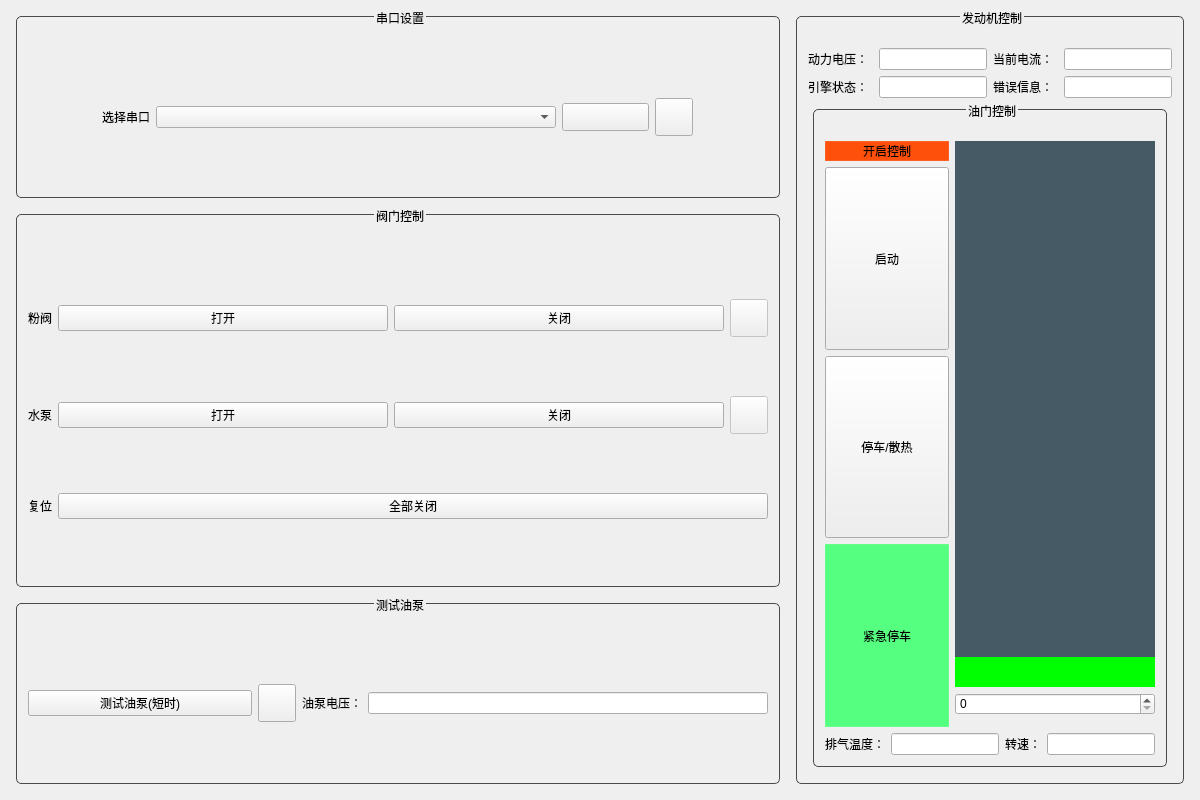
Before: the Qt Designer form mainwindow.ui in yas8086/JetControl-QT, drawn with Qt 5.
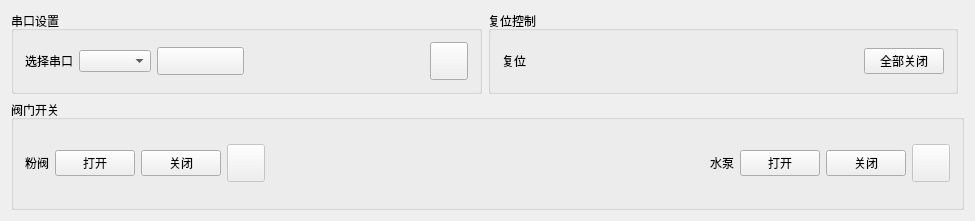
After: the same form once the commit is applied. Icons and pictures are not drawn.

What changed in the file:
```diff
--- a/mainwindow.ui
+++ b/mainwindow.ui
@@ -6,139 +6,17 @@
    <rect>
     <x>0</x>
     <y>0</y>
-    <width>1200</width>
-    <height>800</height>
+    <width>975</width>
+    <height>221</height>
    </rect>
   </property>
-  <property name="minimumSize">
-   <size>
-    <width>0</width>
-    <height>0</height>
-   </size>
-  </property>
-  <property name="maximumSize">
-   <size>
-    <width>16777215</width>
-    <height>16777215</height>
-   </size>
-  </property>
   <property name="windowTitle">
    <string>MainWindow</string>
   </property>
   <widget class="QWidget" name="centralWidget">
    <layout class="QGridLayout" name="gridLayout" columnstretch="0,0,0">
-    <item row="3" column="0">
-     <widget class="QGroupBox" name="gridGroupBox_2">
-      <property name="styleSheet">
-       <string notr="true">QGroupBox {
-    border: 1px solid rgb(75, 75, 75);   
-    border-radius: 5px;          /* 圆角半径 */
-    margin: 5px;             /* 为标题预留空间 */
-	padding-top: 20px;
-}
-QGroupBox::title {
-    subcontrol-origin: margin;   /* 标题基于margin区域定位 */
-    subcontrol-position: top center; /* 标题居中 */
-    
-}</string>
-      </property>
-      <property name="title">
-       <string>测试油泵</string>
-      </property>
-      <layout class="QGridLayout" name="gridLayout_7">
-       <item row="0" column="3">
-        <widget class="QPushButton" name="pushButtonOilPumpLED">
-         <property name="minimumSize">
-          <size>
-           <width>38</width>
-           <height>38</height>
-          </size>
-         </property>
-         <property name="maximumSize">
-          <size>
-           <width>38</width>
-           <height>38</height>
-          </size>
-         </property>
-         <property name="styleSheet">
-          <string notr="true">QPushButton
-{
-border-image: url(:/img/指示灯-红.png);
-}
-QPushButton::checked
-{
-border-image: url(:/img/指示灯-绿.png);
-}
-QPushButton::unchecked
-{
-border-image: url(:/img/指示灯-红.png);
-}</string>
-         </property>
-         <property name="text">
-          <string/>
-         </property>
-        </widget>
-       </item>
-       <item row="0" column="0">
-        <widget class="QPushButton" name="pushButtonTestOilPump">
-         <property name="minimumSize">
-          <size>
-           <width>150</width>
-           <height>0</height>
-          </size>
-         </property>
-         <property name="text">
-          <string>测试油泵(短时)</string>
-         </property>
-        </widget>
-       </item>
-       <item row="0" column="4">
-        <widget class="QLabel" name="label_10">
-         <property name="sizePolicy">
-          <sizepolicy hsizetype="Fixed" vsizetype="Fixed">
-           <horstretch>0</horstretch>
-           <verstretch>0</verstretch>
-          </sizepolicy>
-         </property>
-         <property name="text">
-          <string>油泵电压：</string>
-         </property>
-        </widget>
-       </item>
-       <item row="0" column="5">
-        <widget class="QLineEdit" name="lineEditPumpVoltage">
-         <property name="minimumSize">
-          <size>
-           <width>100</width>
-           <height>0</height>
-          </size>
-         </property>
-         <property name="maximumSize">
-          <size>
-           <width>400</width>
-           <height>16777215</height>
-          </size>
-         </property>
-        </widget>
-       </item>
-      </layout>
-     </widget>
-    </item>
     <item row="0" column="0">
      <widget class="QGroupBox" name="GroupBoxSeries">
-      <property name="styleSheet">
-       <string notr="true">QGroupBox {
-    border: 1px solid rgb(75, 75, 75);   
-    border-radius: 5px;          /* 圆角半径 */
-    margin: 5px;             /* 为标题预留空间 */
-	padding-top: 20px;
-}
-QGroupBox::title {
-    subcontrol-origin: margin;   /* 标题基于margin区域定位 */
-    subcontrol-position: top center; /* 标题居中 */
-    
-}</string>
-      </property>
       <property name="title">
        <string>串口设置</string>
       </property>
@@ -147,26 +25,13 @@
         <layout class="QHBoxLayout" name="horizontalLayout_4">
          <item>
           <widget class="QLabel" name="label_3">
-           <property name="sizePolicy">
-            <sizepolicy hsizetype="Fixed" vsizetype="Preferred">
-             <horstretch>0</horstretch>
-             <verstretch>0</verstretch>
-            </sizepolicy>
-           </property>
            <property name="text">
             <string>选择串口</string>
            </property>
           </widget>
          </item>
          <item>
-          <widget class="QComboBox" name="comboBoxSerial">
-           <property name="maximumSize">
-            <size>
-             <width>400</width>
-             <height>16777215</height>
-            </size>
-           </property>
-          </widget>
+          <widget class="QComboBox" name="comboBoxSerial"/>
          </item>
          <item>
           <widget class="QPushButton" name="pushButtonSerial">
@@ -208,24 +73,39 @@
           </widget>
          </item>
          <item>
-          <widget class="QPushButton" name="windowTopButton">
-           <property name="enabled">
-            <bool>true</bool>
+          <spacer name="horizontalSpacer_3">
+           <property name="orientation">
+            <enum>Qt::Horizontal</enum>
            </property>
-           <property name="minimumSize">
+           <property name="sizeHint" stdset="0">
             <size>
-             <width>38</width>
-             <height>38</height>
+             <width>40</width>
+             <height>20</height>
             </size>
            </property>
-           <property name="maximumSize">
-            <size>
-             <width>38</width>
-             <height>38</height>
-            </size>
-           </property>
-           <property name="styleSheet">
-            <string notr="true">QPushButton
+          </spacer>
+         </item>
+        </layout>
+       </item>
+       <item row="0" column="1">
+        <widget class="QPushButton" name="windowTopButton">
+         <property name="enabled">
+          <bool>true</bool>
+         </property>
+         <property name="minimumSize">
+          <size>
+           <width>38</width>
+           <height>38</height>
+          </size>
+         </property>
+         <property name="maximumSize">
+          <size>
+           <width>38</width>
+           <height>38</height>
+          </size>
+         </property>
+         <property name="styleSheet">
+          <string notr="true">QPushButton
 {
 border-image: url(:/img/窗口置顶.png);
 }
@@ -237,12 +117,50 @@
 {
 border-image: url(:/img/窗口置顶.png);
 }</string>
-           </property>
+         </property>
+         <property name="text">
+          <string/>
+         </property>
+         <property name="checkable">
+          <bool>true</bool>
+         </property>
+        </widget>
+       </item>
+      </layout>
+     </widget>
+    </item>
+    <item row="0" column="1">
+     <widget class="QGroupBox" name="gridGroupBox">
+      <property name="title">
+       <string>复位控制</string>
+      </property>
+      <layout class="QGridLayout" name="gridLayout_6">
+       <item row="0" column="0">
+        <layout class="QHBoxLayout" name="horizontalLayout">
+         <item>
+          <widget class="QLabel" name="label_6">
            <property name="text">
-            <string/>
+            <string>复位</string>
            </property>
-           <property name="checkable">
-            <bool>true</bool>
+          </widget>
+         </item>
+         <item>
+          <spacer name="horizontalSpacer">
+           <property name="orientation">
+            <enum>Qt::Horizontal</enum>
+           </property>
+           <property name="sizeHint" stdset="0">
+            <size>
+             <width>40</width>
+             <height>20</height>
+            </size>
+           </property>
+          </spacer>
+         </item>
+         <item>
+          <widget class="QPushButton" name="pushButtonReset">
+           <property name="text">
+            <string>全部关闭</string>
            </property>
           </widget>
          </item>
@@ -251,120 +169,19 @@
       </layout>
      </widget>
     </item>
-    <item row="1" column="0" rowspan="2">
+    <item row="1" column="0" rowspan="2" colspan="3">
      <widget class="QGroupBox" name="GroupBoxValve">
-      <property name="styleSheet">
-       <string notr="true">QGroupBox {
-    border: 1px solid rgb(75, 75, 75);   
-    border-radius: 5px;          /* 圆角半径 */
-    margin: 5px;             /* 为标题预留空间 */
-	padding-top: 20px;
-}
-QGroupBox::title {
-    subcontrol-origin: margin;   /* 标题基于margin区域定位 */
-    subcontrol-position: top center; /* 标题居中 */
-    
-}</string>
-      </property>
       <property name="title">
-       <string>阀门控制</string>
+       <string>阀门开关</string>
       </property>
       <layout class="QGridLayout" name="gridLayout_2">
        <property name="spacing">
         <number>6</number>
        </property>
-       <item row="2" column="1" colspan="2">
-        <layout class="QHBoxLayout" name="horizontalLayout_3">
-         <item>
-          <widget class="QLabel" name="label_4">
-           <property name="sizePolicy">
-            <sizepolicy hsizetype="Fixed" vsizetype="Preferred">
-             <horstretch>0</horstretch>
-             <verstretch>0</verstretch>
-            </sizepolicy>
-           </property>
-           <property name="text">
-            <string>水泵</string>
-           </property>
-          </widget>
-         </item>
-         <item>
-          <widget class="QPushButton" name="pushButtonWaterPump">
-           <property name="maximumSize">
-            <size>
-             <width>400</width>
-             <height>16777215</height>
-            </size>
-           </property>
-           <property name="text">
-            <string>打开</string>
-           </property>
-          </widget>
-         </item>
-         <item>
-          <widget class="QPushButton" name="pushButtonWaterPumpOff">
-           <property name="maximumSize">
-            <size>
-             <width>400</width>
-             <height>16777215</height>
-            </size>
-           </property>
-           <property name="text">
-            <string>关闭</string>
-           </property>
-          </widget>
-         </item>
-         <item>
-          <widget class="QPushButton" name="pushButtonWaterLED">
-           <property name="enabled">
-            <bool>false</bool>
-           </property>
-           <property name="minimumSize">
-            <size>
-             <width>38</width>
-             <height>38</height>
-            </size>
-           </property>
-           <property name="maximumSize">
-            <size>
-             <width>38</width>
-             <height>38</height>
-            </size>
-           </property>
-           <property name="styleSheet">
-            <string notr="true">QPushButton
-{
-border-image: url(:/img/指示灯-红.png);
-}
-QPushButton::checked
-{
-border-image: url(:/img/指示灯-绿.png);
-}
-QPushButton::unchecked
-{
-border-image: url(:/img/指示灯-红.png);
-}</string>
-           </property>
-           <property name="text">
-            <string/>
-           </property>
-           <property name="checkable">
-            <bool>true</bool>
-           </property>
-          </widget>
-         </item>
-        </layout>
-       </item>
        <item row="1" column="1" colspan="2">
         <layout class="QHBoxLayout" name="horizontalLayout_2">
          <item>
           <widget class="QLabel" name="label_2">
-           <property name="sizePolicy">
-            <sizepolicy hsizetype="Fixed" vsizetype="Preferred">
-             <horstretch>0</horstretch>
-             <verstretch>0</verstretch>
-            </sizepolicy>
-           </property>
            <property name="text">
             <string>粉阀</string>
            </property>
@@ -372,12 +189,6 @@
          </item>
          <item>
           <widget class="QPushButton" name="pushButtonPowderPump">
-           <property name="maximumSize">
-            <size>
-             <width>400</width>
-             <height>16777215</height>
-            </size>
-           </property>
            <property name="text">
             <string>打开</string>
            </property>
@@ -385,12 +196,6 @@
          </item>
          <item>
           <widget class="QPushButton" name="pushButtonPowderPumpOff">
-           <property name="maximumSize">
-            <size>
-             <width>400</width>
-             <height>16777215</height>
-            </size>
-           </property>
            <property name="text">
             <string>关闭</string>
            </property>
@@ -435,367 +240,80 @@
            </property>
           </widget>
          </item>
-        </layout>
-       </item>
-       <item row="3" column="1" colspan="2">
-        <layout class="QHBoxLayout" name="horizontalLayout">
          <item>
-          <widget class="QLabel" name="label_6">
-           <property name="sizePolicy">
-            <sizepolicy hsizetype="Fixed" vsizetype="Preferred">
-             <horstretch>0</horstretch>
-             <verstretch>0</verstretch>
-            </sizepolicy>
+          <spacer name="horizontalSpacer_2">
+           <property name="orientation">
+            <enum>Qt::Horizontal</enum>
            </property>
+           <property name="sizeHint" stdset="0">
+            <size>
+             <width>5</width>
+             <height>5</height>
+            </size>
+           </property>
+          </spacer>
+         </item>
+         <item>
+          <widget class="QLabel" name="label_4">
            <property name="text">
-            <string>复位</string>
+            <string>水泵</string>
            </property>
           </widget>
          </item>
          <item>
-          <widget class="QPushButton" name="pushButtonReset">
+          <widget class="QPushButton" name="pushButtonWaterPump">
+           <property name="text">
+            <string>打开</string>
+           </property>
+          </widget>
+         </item>
+         <item>
+          <widget class="QPushButton" name="pushButtonWaterPumpOff">
+           <property name="text">
+            <string>关闭</string>
+           </property>
+          </widget>
+         </item>
+         <item>
+          <widget class="QPushButton" name="pushButtonWaterLED">
+           <property name="enabled">
+            <bool>false</bool>
+           </property>
+           <property name="minimumSize">
+            <size>
+             <width>38</width>
+             <height>38</height>
+            </size>
+           </property>
            <property name="maximumSize">
             <size>
-             <width>800</width>
-             <height>16777215</height>
+             <width>38</width>
+             <height>38</height>
             </size>
            </property>
-           <property name="text">
-            <string>全部关闭</string>
-           </property>
-          </widget>
-         </item>
-        </layout>
-       </item>
-      </layout>
-     </widget>
-    </item>
-    <item row="0" column="1" rowspan="4" colspan="2">
-     <widget class="QGroupBox" name="gridGroupBox">
-      <property name="sizePolicy">
-       <sizepolicy hsizetype="Preferred" vsizetype="Minimum">
-        <horstretch>0</horstretch>
-        <verstretch>0</verstretch>
-       </sizepolicy>
-      </property>
-      <property name="styleSheet">
-       <string notr="true">QGroupBox {
-    border: 1px solid rgb(75, 75, 75);   
-    border-radius: 5px;          /* 圆角半径 */
-    margin: 5px;             /* 为标题预留空间 */
-	padding-top: 20px;
-}
-QGroupBox::title {
-    subcontrol-origin: margin;   /* 标题基于margin区域定位 */
-    subcontrol-position: top center; /* 标题居中 */
-    
-}</string>
-      </property>
-      <property name="title">
-       <string>发动机控制</string>
-      </property>
-      <layout class="QGridLayout" name="gridLayout_3">
-       <item row="0" column="0">
-        <layout class="QGridLayout" name="gridLayout_8">
-         <item row="0" column="2">
-          <widget class="QLabel" name="label_7">
-           <property name="text">
-            <string>当前电流：</string>
-           </property>
-          </widget>
-         </item>
-         <item row="0" column="1">
-          <widget class="QLineEdit" name="lineEditPowerVoltage">
-           <property name="sizePolicy">
-            <sizepolicy hsizetype="Minimum" vsizetype="Fixed">
-             <horstretch>0</horstretch>
-             <verstretch>0</verstretch>
-            </sizepolicy>
-           </property>
-          </widget>
-         </item>
-         <item row="0" column="0">
-          <widget class="QLabel" name="label_5">
-           <property name="text">
-            <string>动力电压：</string>
-           </property>
-          </widget>
-         </item>
-         <item row="0" column="3">
-          <widget class="QLineEdit" name="lineEditCurrent">
-           <property name="sizePolicy">
-            <sizepolicy hsizetype="Minimum" vsizetype="Fixed">
-             <horstretch>0</horstretch>
-             <verstretch>0</verstretch>
-            </sizepolicy>
-           </property>
-          </widget>
-         </item>
-         <item row="1" column="0">
-          <widget class="QLabel" name="label_8">
-           <property name="text">
-            <string>引擎状态：</string>
-           </property>
-          </widget>
-         </item>
-         <item row="1" column="2">
-          <widget class="QLabel" name="label_9">
-           <property name="text">
-            <string>错误信息：</string>
-           </property>
-          </widget>
-         </item>
-         <item row="1" column="1">
-          <widget class="QLineEdit" name="lineEditEngineState">
-           <property name="sizePolicy">
-            <sizepolicy hsizetype="Minimum" vsizetype="Fixed">
-             <horstretch>0</horstretch>
-             <verstretch>0</verstretch>
-            </sizepolicy>
-           </property>
-          </widget>
-         </item>
-         <item row="1" column="3">
-          <widget class="QLineEdit" name="lineEditECode">
-           <property name="sizePolicy">
-            <sizepolicy hsizetype="Minimum" vsizetype="Fixed">
-             <horstretch>0</horstretch>
-             <verstretch>0</verstretch>
-            </sizepolicy>
-           </property>
-          </widget>
-         </item>
-        </layout>
-       </item>
-       <item row="2" column="0" rowspan="4">
-        <widget class="QGroupBox" name="gridGroupBox">
-         <property name="title">
-          <string>油门控制</string>
-         </property>
-         <layout class="QGridLayout" name="gridLayout_5">
-          <item row="3" column="3">
-           <layout class="QVBoxLayout" name="verticalLayout_2">
-            <item>
-             <widget class="QSlider" name="verticalSliderEngine">
-              <property name="sizePolicy">
-               <sizepolicy hsizetype="Fixed" vsizetype="Expanding">
-                <horstretch>0</horstretch>
-                <verstretch>0</verstretch>
-               </sizepolicy>
-              </property>
-              <property name="minimumSize">
-               <size>
-                <width>200</width>
-                <height>0</height>
-               </size>
-              </property>
-              <property name="styleSheet">
-               <string notr="true">/* 绿色宽版垂直滑块样式 */
-QSlider::groove:vertical {
-    background: #37474F;
-    width:200px;  /* 加宽轨道 */
-}
-/* 绿色宽版垂直滑块样式 */
-QSlider::handle:vertical {
-    background: rgb(0, 255, 0);
-    width: 110px;  /* 加大手柄 */
-    height: 30px;
-
-}
-/* 未划过的 */
-QSlider::add-page:vertical {
-    background: qlineargradient(x1:0, y1:0, x2:0, y2:1,
-                           stop:0 #2E7D32, stop:0.5 #4CAF50, stop:1 #81C784);
-   
-}
-/* 划过的 */
-QSlider::sub-page:vertical {
-    background: #455A64;
-    
-}</string>
-              </property>
-              <property name="maximum">
-               <number>100</number>
-              </property>
-              <property name="orientation">
-               <enum>Qt::Vertical</enum>
-              </property>
-             </widget>
-            </item>
-            <item>
-             <widget class="QSpinBox" name="spinBoxEngineValue">
-              <property name="minimumSize">
-               <size>
-                <width>200</width>
-                <height>0</height>
-               </size>
-              </property>
-              <property name="maximumSize">
-               <size>
-                <width>200</width>
-                <height>16777215</height>
-               </size>
-              </property>
-              <property name="maximum">
-               <number>100</number>
-              </property>
-             </widget>
-            </item>
-           </layout>
-          </item>
-          <item row="3" column="0" rowspan="3" colspan="3">
-           <layout class="QVBoxLayout" name="verticalLayout">
-            <item>
-             <widget class="QPushButton" name="pushButtonEngineControl">
-              <property name="sizePolicy">
-               <sizepolicy hsizetype="Minimum" vsizetype="Fixed">
-                <horstretch>0</horstretch>
-                <verstretch>0</verstretch>
-               </sizepolicy>
-              </property>
-              <property name="styleSheet">
-               <string notr="true">QPushButton
+           <property name="styleSheet">
+            <string notr="true">QPushButton
 {
-	background-color: rgb(255, 80, 11);
-border: 1px solid rgba(255, 255, 255, 0.1);
+border-image: url(:/img/指示灯-红.png);
 }
 QPushButton::checked
 {
-	background-color: rgb(0, 150, 0);
-border: 1px solid rgba(255, 255, 255, 0.1);
-}</string>
-              </property>
-              <property name="text">
-               <string>开启控制</string>
-              </property>
-              <property name="checkable">
-               <bool>true</bool>
-              </property>
-             </widget>
-            </item>
-            <item>
-             <widget class="QPushButton" name="pushButtonEngineStart">
-              <property name="sizePolicy">
-               <sizepolicy hsizetype="Minimum" vsizetype="Minimum">
-                <horstretch>0</horstretch>
-                <verstretch>0</verstretch>
-               </sizepolicy>
-              </property>
-              <property name="styleSheet">
-               <string notr="true">QPushButton::checked
+border-image: url(:/img/指示灯-绿.png);
+}
+QPushButton::unchecked
 {
-	background-color: rgb(85, 255, 127);
-	border: 1px solid rgba(255, 255, 255, 0.1);
+border-image: url(:/img/指示灯-红.png);
 }</string>
-              </property>
-              <property name="text">
-               <string>启动</string>
-              </property>
-              <property name="checkable">
-               <bool>true</bool>
-              </property>
-              <property name="autoExclusive">
-               <bool>true</bool>
-              </property>
-             </widget>
-            </item>
-            <item>
-             <widget class="QPushButton" name="pushButtonEngineStop">
-              <property name="sizePolicy">
-               <sizepolicy hsizetype="Minimum" vsizetype="Minimum">
-                <horstretch>0</horstretch>
-                <verstretch>0</verstretch>
-               </sizepolicy>
-              </property>
-              <property name="styleSheet">
-               <string notr="true">QPushButton::checked
-{
-	background-color: rgb(85, 255, 127);
-border: 1px solid rgba(255, 255, 255, 0.1);
-}</string>
-              </property>
-              <property name="text">
-               <string>停车/散热</string>
-              </property>
-              <property name="checkable">
-               <bool>true</bool>
-              </property>
-              <property name="autoExclusive">
-               <bool>true</bool>
-              </property>
-             </widget>
-            </item>
-            <item>
-             <widget class="QPushButton" name="pushButtonEngineEmergentStop">
-              <property name="sizePolicy">
-               <sizepolicy hsizetype="Minimum" vsizetype="Minimum">
-                <horstretch>0</horstretch>
-                <verstretch>0</verstretch>
-               </sizepolicy>
-              </property>
-              <property name="styleSheet">
-               <string notr="true">QPushButton::checked
-{
-	background-color: rgb(85, 255, 127);
-border: 1px solid rgba(255, 255, 255, 0.1);
-}</string>
-              </property>
-              <property name="text">
-               <string>紧急停车</string>
-              </property>
-              <property name="checkable">
-               <bool>true</bool>
-              </property>
-              <property name="checked">
-               <bool>true</bool>
-              </property>
-              <property name="autoExclusive">
-               <bool>true</bool>
-              </property>
-             </widget>
-            </item>
-           </layout>
-          </item>
-          <item row="6" column="0" colspan="4">
-           <layout class="QHBoxLayout" name="horizontalLayout_5">
-            <item>
-             <widget class="QLabel" name="label_11">
-              <property name="text">
-               <string>排气温度：</string>
-              </property>
-             </widget>
-            </item>
-            <item>
-             <widget class="QLineEdit" name="lineEditTemp">
-              <property name="sizePolicy">
-               <sizepolicy hsizetype="Minimum" vsizetype="Fixed">
-                <horstretch>0</horstretch>
-                <verstretch>0</verstretch>
-               </sizepolicy>
-              </property>
-             </widget>
-            </item>
-            <item>
-             <widget class="QLabel" name="label">
-              <property name="text">
-               <string>转速：</string>
-              </property>
-             </widget>
-            </item>
-            <item>
-             <widget class="QLineEdit" name="lineEditEngineRPM">
-              <property name="sizePolicy">
-               <sizepolicy hsizetype="Minimum" vsizetype="Fixed">
-                <horstretch>0</horstretch>
-                <verstretch>0</verstretch>
-               </sizepolicy>
-              </property>
-             </widget>
-            </item>
-           </layout>
-          </item>
-         </layout>
-        </widget>
+           </property>
+           <property name="text">
+            <string/>
+           </property>
+           <property name="checkable">
+            <bool>true</bool>
+           </property>
+          </widget>
+         </item>
+        </layout>
        </item>
       </layout>
      </widget>
```
